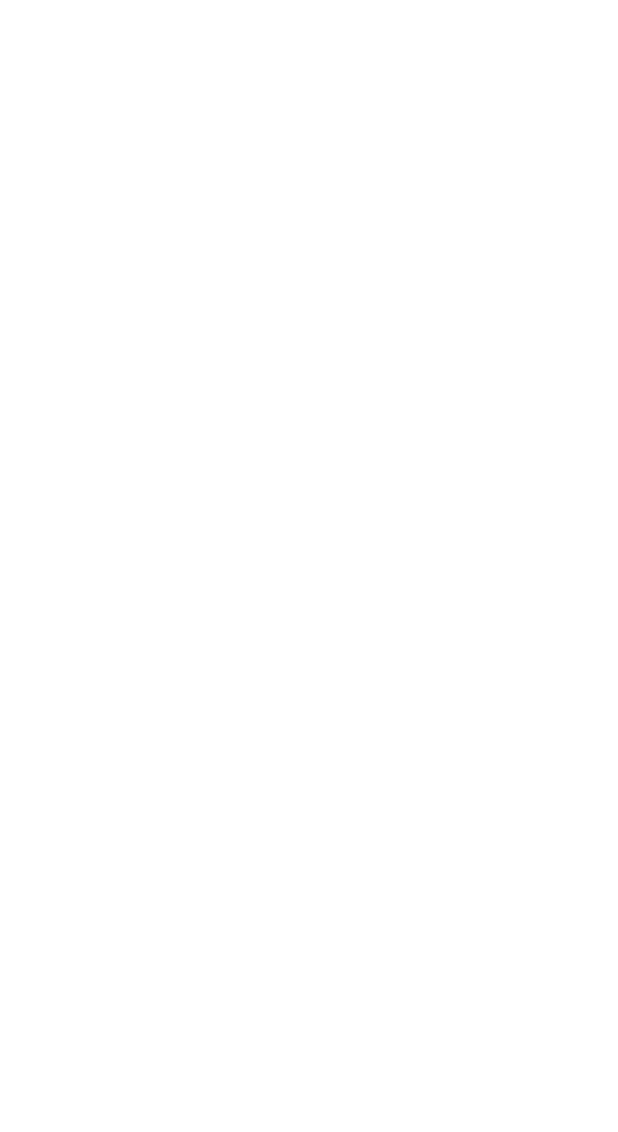
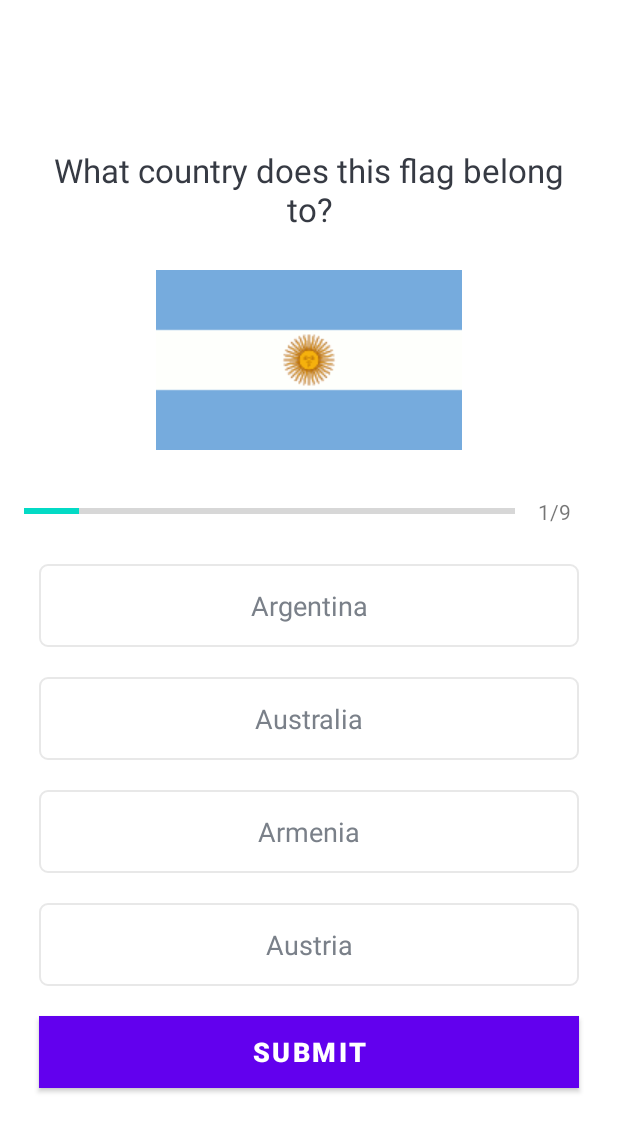
Before and after one commit to skva/MyQuizApp, an Android app: the QuizQuestionsActivity screen opened directly, with no data from a screen before it, on a phone screen of 412 x 824 dp. Before the commit the part shown is empty. Shown: the top 1132 px of the screen. Run offline under Robolectric (Android 15) with nearby library versions, the phone set to English and light mode, and no system bars.

Commit message:
Add Question UI

```diff
--- a/app/src/main/java/eu/tutorials/myquizapp/QuizQuestionsActivity.kt
+++ b/app/src/main/java/eu/tutorials/myquizapp/QuizQuestionsActivity.kt
@@ -3,13 +3,53 @@ package eu.tutorials.myquizapp
 import androidx.appcompat.app.AppCompatActivity
 import android.os.Bundle
 import android.util.Log
+import android.widget.ImageView
+import android.widget.ProgressBar
+import android.widget.TextView
 
 class QuizQuestionsActivity : AppCompatActivity() {
+
+    private var progressBar: ProgressBar? = null
+    private var tvProgress: TextView? = null
+    private var tvQuestion: TextView? = null
+    private var ivImage: ImageView? = null
+
+    private var tvOptionOne: TextView? = null
+    private var tvOptionTwo: TextView? = null
+    private var tvOptionThree: TextView? = null
+    private var tvOptionFour: TextView? = null
+
+
     override fun onCreate(savedInstanceState: Bundle?) {
         super.onCreate(savedInstanceState)
         setContentView(R.layout.activity_quiz_questions)
 
+        progressBar = findViewById(R.id.progressBar)
+        tvProgress = findViewById(R.id.tv_progress)
+        tvQuestion = findViewById(R.id.tv_question)
+        ivImage = findViewById(R.id.iv_image)
+        tvOptionOne = findViewById(R.id.tv_option_one)
+        tvOptionTwo = findViewById(R.id.tv_option_two)
+        tvOptionThree = findViewById(R.id.tv_option_three)
+        tvOptionFour = findViewById(R.id.tv_option_four)
+
+
         val questionsList = Constants.getQuesions()
         Log.i("Questions list size is", "${questionsList.size}")
+
+        for(i in questionsList){
+            Log.e("Questions", i.question)
+        }
+
+        var currentPosition = 1
+        val question : Question = questionsList[currentPosition - 1]
+        ivImage?.setImageResource(question.image)
+        progressBar?.progress = currentPosition
+        tvProgress?.text = "$currentPosition/${progressBar?.max}"
+        tvQuestion?.text = question.question
+        tvOptionOne?.text = question.optionOne
+        tvOptionTwo?.text = question.optionTwo
+        tvOptionThree?.text = question.optionThree
+        tvOptionFour?.text = question.optionFour
     }
 }
--- /dev/null
+++ b/app/src/main/res/drawable/default_option_border_bg.xml
@@ -0,0 +1,10 @@
+<?xml version="1.0" encoding="utf-8"?>
+<shape xmlns:android="http://schemas.android.com/apk/res/android"
+    android:shape="rectangle"
+    >
+    <stroke
+        android:width="1dp"
+        android:color="#E8E8E8"/>
+    <solid android:color="@color/white" />
+    <corners android:radius="5dp" />
+</shape>
--- a/app/src/main/res/layout/activity_quiz_questions.xml
+++ b/app/src/main/res/layout/activity_quiz_questions.xml
@@ -1,9 +1,126 @@
 <?xml version="1.0" encoding="utf-8"?>
-<androidx.constraintlayout.widget.ConstraintLayout xmlns:android="http://schemas.android.com/apk/res/android"
+<ScrollView xmlns:android="http://schemas.android.com/apk/res/android"
     xmlns:app="http://schemas.android.com/apk/res-auto"
     xmlns:tools="http://schemas.android.com/tools"
     android:layout_width="match_parent"
     android:layout_height="match_parent"
+    android:fillViewport="true"
     tools:context=".QuizQuestionsActivity">
 
-</androidx.constraintlayout.widget.ConstraintLayout>
+    <LinearLayout
+        android:layout_width="match_parent"
+        android:layout_height="wrap_content"
+        android:gravity="center"
+        android:orientation="vertical"
+        android:padding="16dp" >
+
+        <TextView
+            android:id="@+id/tv_question"
+            android:layout_width="match_parent"
+            android:layout_height="wrap_content"
+            android:layout_margin="10dp"
+            android:gravity="center"
+            android:textSize="22sp"
+            android:textColor="#363A43"
+            tools:text="What country does this flag belong to?"
+            />
+
+        <ImageView
+            android:id="@+id/iv_image"
+            android:layout_width="match_parent"
+            android:layout_height="wrap_content"
+            android:layout_marginTop="16dp"
+            android:contentDescription="Quiz Image"
+            tools:src="@drawable/ic_flag_of_germany"/>
+
+        <LinearLayout
+            android:layout_width="match_parent"
+            android:layout_height="wrap_content"
+            android:gravity="center_vertical"
+            android:layout_marginTop="16dp"
+            android:orientation="horizontal">
+
+            <ProgressBar
+                android:id="@+id/progressBar"
+                android:layout_width="0dp"
+                style="?android:attr/progressBarStyleHorizontal"
+                android:layout_height="wrap_content"
+                android:layout_weight="1"
+                android:max="9"
+                android:indeterminate="false"
+                android:minHeight="50dp"
+                android:progress="5"/>
+
+            <TextView
+                android:id="@+id/tv_progress"
+                android:layout_width="wrap_content"
+                android:layout_height="wrap_content"
+                android:gravity="center"
+                android:padding="15dp"
+                android:textSize="14sp"
+                tools:text="0/10"/>
+
+        </LinearLayout>
+
+        <TextView
+            android:id="@+id/tv_option_one"
+            android:layout_width="match_parent"
+            android:layout_height="wrap_content"
+            android:layout_margin="10dp"
+            android:background="@drawable/default_option_border_bg"
+            android:gravity="center"
+            android:padding="15dp"
+            android:textColor="#7A8089"
+            android:textSize="18sp"
+            tools:text="Apple" />
+
+        <TextView
+            android:id="@+id/tv_option_two"
+            android:layout_width="match_parent"
+            android:layout_height="wrap_content"
+            android:layout_margin="10dp"
+            android:background="@drawable/default_option_border_bg"
+            android:gravity="center"
+            android:padding="15dp"
+            android:textColor="#7A8089"
+            android:textSize="18sp"
+            tools:text="Apple" />
+
+        <TextView
+            android:id="@+id/tv_option_three"
+            android:layout_width="match_parent"
+            android:layout_height="wrap_content"
+            android:layout_margin="10dp"
+            android:background="@drawable/default_option_border_bg"
+            android:gravity="center"
+            android:padding="15dp"
+            android:textColor="#7A8089"
+            android:textSize="18sp"
+            tools:text="Apple" />
+
+        <TextView
+            android:id="@+id/tv_option_four"
+            android:layout_width="match_parent"
+            android:layout_height="wrap_content"
+            android:layout_margin="10dp"
+            android:background="@drawable/default_option_border_bg"
+            android:gravity="center"
+            android:padding="15dp"
+            android:textColor="#7A8089"
+            android:textSize="18sp"
+            tools:text="Apple" />
+
+        <Button
+            android:id="@+id/btn_submit"
+            android:layout_width="match_parent"
+            android:layout_height="wrap_content"
+            android:layout_margin="10dp"
+            android:background="@color/design_default_color_primary"
+            android:text="SUBMIT"
+            android:textColor="@android:color/white"
+            android:textSize="18sp"
+            android:textStyle="bold"/>
+
+    </LinearLayout>
+
+</ScrollView>
```
